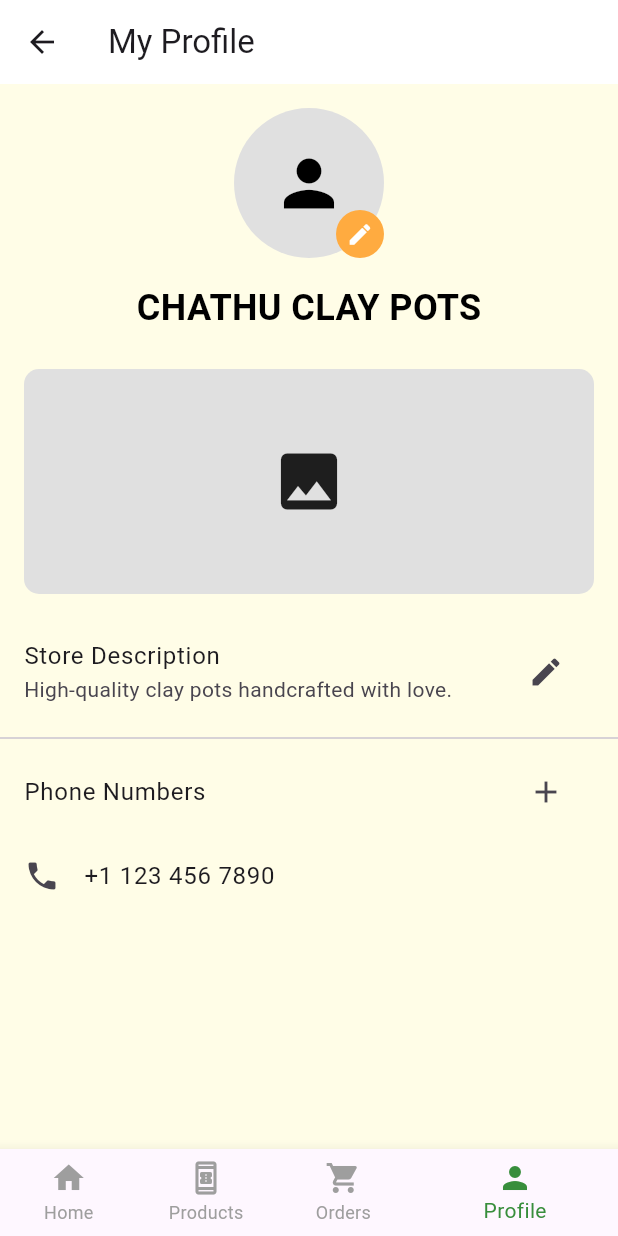
After one commit to Team-Dev-Alliance/aththatu, a Flutter app: the SellerProfile screen opened by its route, on a phone screen of 412 x 824 dp. The commit adds this screen. Run offline on Flutter 3.47's test engine with Material 3 defaults, Android fonts, the phone set to English and light mode, and no system bars; our stand-ins replace fl_chart, image_picker.

Commit message:
Seller profile page

```diff
--- a/client/aththatu/lib/App/app.dart
+++ b/client/aththatu/lib/App/app.dart
@@ -9,6 +9,7 @@ import '../Analytics/analytics_page.dart';
 import '../Orders/add_product_page.dart';
 import '../Category/category.dart';
 import '../Cart/cart_page.dart';
+import '../SellerProfile/seller_profile.dart';
 
 void main() {
   runApp(const MyApp());
@@ -32,6 +33,7 @@ class MyApp extends StatelessWidget {
         '/signup': (context) => const SignupPage(),
         '/home': (context) => const HomePage(),
         '/profile': (context) => const ProfilePage(),
+        '/seller_profile': (context) => const SellerProfile(),
         '/seller_home': (context) => const SellerHomePage(),
         '/seller_orders': (context) => const SellerOrdersPage(),
         '/analytics': (context) => const AnalyticsPage(),
--- /dev/null
+++ b/client/aththatu/lib/SellerProfile/seller_profile.dart
@@ -0,0 +1,186 @@
+import 'package:flutter/material.dart';
+import '../components/seller_navigation_bar.dart' as nav;
+import '../components/profile_header.dart';
+
+class SellerProfile extends StatefulWidget {
+  const SellerProfile({super.key});
+
+  @override
+  State<SellerProfile> createState() => _SellerProfileState();
+}
+
+class _SellerProfileState extends State<SellerProfile> {
+  int _currentNavIndex = 3; // Profile tab selected
+
+  String description = "High-quality clay pots handcrafted with love.";
+  List<String> phoneNumbers = ["+1 123 456 7890"];
+  String bannerImageUrl = ""; // Empty for now
+  String profileImageUrl = ""; // Empty for now
+
+  void _onNavBarTap(int index) {
+    setState(() {
+      _currentNavIndex = index;
+      if (index == 0) {
+        Navigator.pushReplacementNamed(context, '/seller_home');
+      } else if (index == 1) {
+        Navigator.pushReplacementNamed(context, '/seller_products');
+      } else if (index == 3) {
+        // Already on profile
+      }
+    });
+  }
+
+  void _editDescription() async {
+    final controller = TextEditingController(text: description);
+    final newDescription = await showDialog<String>(
+      context: context,
+      builder: (context) => AlertDialog(
+        title: const Text("Edit Description"),
+        content: TextField(
+          controller: controller,
+          maxLines: 3,
+          decoration: const InputDecoration(labelText: "Store Description"),
+        ),
+        actions: [
+          TextButton(
+            onPressed: () => Navigator.pop(context),
+            child: const Text("Cancel"),
+          ),
+          ElevatedButton(
+            onPressed: () => Navigator.pop(context, controller.text.trim()),
+            child: const Text("Save"),
+          ),
+        ],
+      ),
+    );
+
+    if (newDescription != null && newDescription.isNotEmpty) {
+      setState(() {
+        description = newDescription;
+      });
+    }
+  }
+
+  void _addPhoneNumber() async {
+    final controller = TextEditingController();
+    final newPhone = await showDialog<String>(
+      context: context,
+      builder: (context) => AlertDialog(
+        title: const Text("Add Phone Number"),
+        content: TextField(
+          controller: controller,
+          keyboardType: TextInputType.phone,
+          decoration: const InputDecoration(labelText: "Phone Number"),
+        ),
+        actions: [
+          TextButton(
+            onPressed: () => Navigator.pop(context),
+            child: const Text("Cancel"),
+          ),
+          ElevatedButton(
+            onPressed: () => Navigator.pop(context, controller.text.trim()),
+            child: const Text("Add"),
+          ),
+        ],
+      ),
+    );
+
+    if (newPhone != null && newPhone.isNotEmpty) {
+      setState(() {
+        phoneNumbers.add(newPhone);
+      });
+    }
+  }
+
+  void _changeBannerPicture() {
+    ScaffoldMessenger.of(context).showSnackBar(
+      const SnackBar(content: Text("Change banner picture (not implemented)")),
+    );
+    // TODO: Add image picker
+  }
+
+  void _changeProfilePicture() {
+    ScaffoldMessenger.of(context).showSnackBar(
+      const SnackBar(content: Text("Change profile picture (not implemented)")),
+    );
+    // TODO: Add image picker
+  }
+
+  @override
+  Widget build(BuildContext context) {
+    return Scaffold(
+      appBar: AppBar(
+        leading: IconButton(
+          icon: const Icon(Icons.arrow_back),
+          onPressed: () => Navigator.pushReplacementNamed(context, '/seller_home'),
+        ),
+        title: const Text('My Profile'),
+        backgroundColor: Colors.white,
+        elevation: 0,
+      ),
+      body: SingleChildScrollView(
+        child: Column(
+          children: [
+            // Profile Header
+            GestureDetector(
+              onTap: _changeProfilePicture,
+              child: const ProfileHeader(userName: 'CHATHU CLAY POTS'),
+            ),
+            const SizedBox(height: 8),
+            // Banner Image
+            GestureDetector(
+              onTap: _changeBannerPicture,
+              child: Container(
+                margin: const EdgeInsets.symmetric(horizontal: 16),
+                height: 150,
+                decoration: BoxDecoration(
+                  color: Colors.grey[300],
+                  borderRadius: BorderRadius.circular(10),
+                  image: bannerImageUrl.isNotEmpty
+                      ? DecorationImage(
+                          image: NetworkImage(bannerImageUrl),
+                          fit: BoxFit.cover,
+                        )
+                      : null,
+                ),
+                child: bannerImageUrl.isEmpty
+                    ? const Center(child: Icon(Icons.photo, size: 50))
+                    : null,
+              ),
+            ),
+            const SizedBox(height: 16),
+            // Description
+            ListTile(
+              title: const Text("Store Description"),
+              subtitle: Text(description),
+              trailing: IconButton(
+                icon: const Icon(Icons.edit),
+                onPressed: _editDescription,
+              ),
+            ),
+            const Divider(),
+            // Phone Numbers
+            ListTile(
+              title: const Text("Phone Numbers"),
+              trailing: IconButton(
+                icon: const Icon(Icons.add),
+                onPressed: _addPhoneNumber,
+              ),
+            ),
+            ...phoneNumbers.map(
+              (phone) => ListTile(
+                leading: const Icon(Icons.phone),
+                title: Text(phone),
+              ),
+            ),
+            const SizedBox(height: 24),
+          ],
+        ),
+      ),
+      bottomNavigationBar: nav.NavigationBar(
+        currentIndex: _currentNavIndex,
+        onTap: _onNavBarTap,
+      ),
+    );
+  }
+}
```
Also changed, not shown: client/aththatu/lib/Profile/profile_page.dart (+4 -3 lines).
